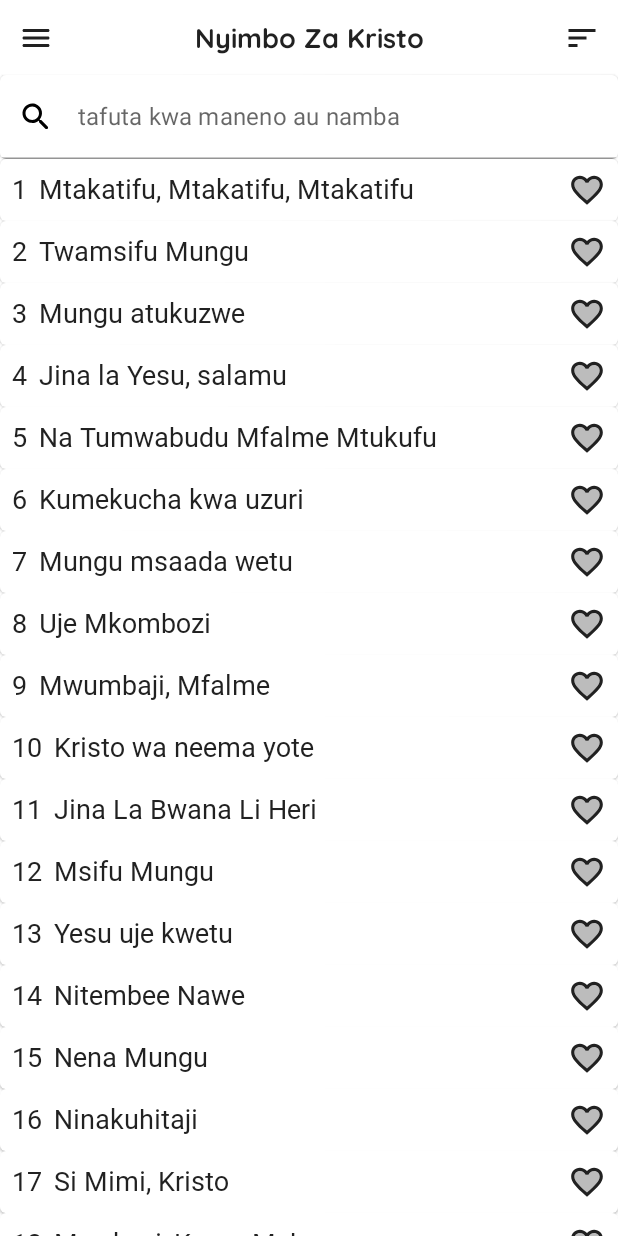
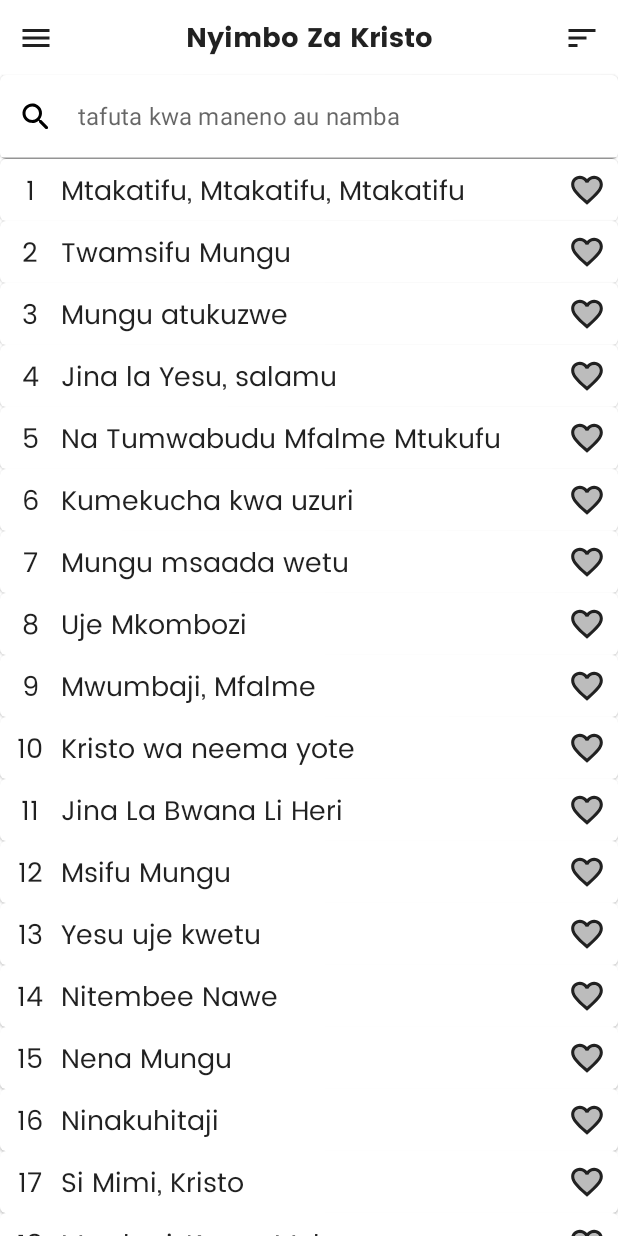
Before and after one commit to mwihechi/NyimboZaKristo, an Android app built with Jetpack Compose: the screen it shows after launch (MainActivity), on a phone screen of 412 x 824 dp. Run offline under Robolectric (Android 15) with nearby library versions, the phone set to English and light mode, and no system bars; our stand-ins replace Dagger/Hilt's generated code, Room's generated code, livedata-compose.

Commit message:
base application

```diff
--- a/app/src/main/java/com/tansoften/nyimbozakristo/screen/AllSongScreen.kt
+++ b/app/src/main/java/com/tansoften/nyimbozakristo/screen/AllSongScreen.kt
@@ -1,18 +1,19 @@
 package com.tansoften.nyimbozakristo.screen
 
+import androidx.compose.foundation.background
 import androidx.compose.foundation.clickable
 import androidx.compose.foundation.layout.*
 import androidx.compose.foundation.lazy.LazyColumn
-import androidx.compose.foundation.lazy.items
+import androidx.compose.foundation.lazy.itemsIndexed
 import androidx.compose.foundation.shape.CircleShape
 import androidx.compose.foundation.text.KeyboardOptions
 import androidx.compose.material.*
 import androidx.compose.material.icons.Icons
+import androidx.compose.material.icons.filled.Menu
 import androidx.compose.material.icons.filled.Sort
 import androidx.compose.material.icons.filled.SortByAlpha
 import androidx.compose.material.icons.rounded.Clear
 import androidx.compose.material.icons.rounded.Favorite
-import androidx.compose.material.icons.rounded.Menu
 import androidx.compose.material.icons.rounded.Search
 import androidx.compose.material.icons.twotone.Favorite
 import androidx.compose.runtime.Composable
@@ -24,6 +25,7 @@ import androidx.compose.runtime.setValue
 import androidx.compose.ui.Alignment
 import androidx.compose.ui.Modifier
 import androidx.compose.ui.graphics.Color
+import androidx.compose.ui.layout.layout
 import androidx.compose.ui.text.input.ImeAction
 import androidx.compose.ui.text.input.KeyboardType
 import androidx.compose.ui.text.style.TextAlign
@@ -35,9 +37,9 @@ import androidx.lifecycle.asLiveData
 import androidx.navigation.NavHostController
 import com.tansoften.nyimbozakristo.DrawerScreens
 import com.tansoften.nyimbozakristo.item.Songs
-import com.tansoften.nyimbozakristo.view_model.SongsViewModel
 import com.tansoften.nyimbozakristo.storage.SortOrder
 import com.tansoften.nyimbozakristo.ui.theme.LikeColor
+import com.tansoften.nyimbozakristo.view_model.SongsViewModel
 
 
 @Composable
@@ -56,8 +58,8 @@ fun AllSongsScreen(
             LazyColumn(
                 verticalArrangement = Arrangement.Center
             ) {
-                items(songs) { song ->
-                    SongsCard(song = song, viewModel = viewModel, navController)
+                itemsIndexed(songs) { index, song ->
+                    SongsCard(song = song, viewModel = viewModel, navController, index= index)
                 }
             }
         }
@@ -69,7 +71,7 @@ fun AppBarAllSong(
     onButtonClicked: () -> Unit,
     viewModel: SongsViewModel
 ) {
-
+    // sort order value
     val sortOrderPreference = viewModel.sortOrderPreferences.asLiveData().observeAsState().value
 
     Row(
@@ -82,11 +84,13 @@ fun AppBarAllSong(
         IconButton(onClick = {
             onButtonClicked()
         }) {
-            Icon(Icons.Rounded.Menu, "Menu")
+            Icon(Icons.Filled.Menu, "Menu")
         }
 
-        Text(text = "Nyimbo Za Kristo", textAlign = TextAlign.Center,
-            style = MaterialTheme.typography.h1)
+        Text(
+            text = "Nyimbo Za Kristo", textAlign = TextAlign.Center,
+            style = MaterialTheme.typography.h1
+        )
 
         if (sortOrderPreference != null) {
             IconButton(onClick = {
@@ -106,12 +110,12 @@ fun AppBarAllSong(
 
 @OptIn(ExperimentalMaterialApi::class)
 @Composable
-fun SongsCard(song: Songs, viewModel: SongsViewModel, navController: NavHostController) {
+fun SongsCard(song: Songs, viewModel: SongsViewModel, navController: NavHostController, index: Int) {
 
     Card(
         modifier = Modifier
             .clickable {
-                navController.navigate(route = DrawerScreens.VerseScreen.passPage(song.songs_id))
+                navController.navigate(route = DrawerScreens.VerseScreen.passPage(index))
             }) {
 
         Row(
@@ -123,7 +127,10 @@ fun SongsCard(song: Songs, viewModel: SongsViewModel, navController: NavHostCont
             Text(
                 text = song.songs_id.toString(),
                 fontSize = 18.sp,
-                textAlign = TextAlign.Center
+                textAlign = TextAlign.Center,
+                modifier = Modifier
+                    .background(MaterialTheme.colors.background, shape = CircleShape)
+                    .badgeLayout()
             )
             Text(
                 text = song.title,
@@ -212,3 +219,17 @@ fun SearchViewText(viewModel: SongsViewModel) {
         )
     }
 }
+
+
+fun Modifier.badgeLayout() =
+    layout { measurable, constraints ->
+        val placeable = measurable.measure(constraints)
+
+        // based on the expectation of only one line of text
+        val minPadding = placeable.height / 4
+
+        val width = maxOf(placeable.width + minPadding, placeable.height)
+        layout(width, placeable.height) {
+            placeable.place((width - placeable.width) / 2, 0)
+        }
+    }
--- a/app/src/main/java/com/tansoften/nyimbozakristo/screen/SettingScreen.kt
+++ b/app/src/main/java/com/tansoften/nyimbozakristo/screen/SettingScreen.kt
@@ -5,6 +5,7 @@ import androidx.compose.foundation.layout.Box
 import androidx.compose.foundation.layout.fillMaxSize
 import androidx.compose.material.Text
 import androidx.compose.runtime.Composable
+import androidx.compose.runtime.livedata.observeAsState
 import androidx.compose.ui.Alignment
 import androidx.compose.ui.Modifier
 import androidx.hilt.navigation.compose.hiltViewModel
@@ -13,6 +14,8 @@ import com.tansoften.nyimbozakristo.view_model.SettingViewModel
 
 @Composable
 fun SettingScreen(viewModel: SettingViewModel = hiltViewModel(), navController: NavController) {
+    val setting = viewModel.fontStylePreferences.observeAsState().value
+
     Box(modifier = Modifier.fillMaxSize(), contentAlignment = Alignment.Center){
         Text(text = "Setting Screen", modifier = Modifier.clickable { navController.popBackStack() })
     }
--- a/app/src/main/java/com/tansoften/nyimbozakristo/ui/theme/Type.kt
+++ b/app/src/main/java/com/tansoften/nyimbozakristo/ui/theme/Type.kt
@@ -14,20 +14,25 @@ val QuickSand = FontFamily(
 )
 
 val Roboto = FontFamily(
-    Font(resId = R.font.roboto_bold),
-    Font(resId = R.font.roboto_bold)
+    Font(resId = R.font.roboto_regular),
+    Font(resId = R.font.roboto_bold, FontWeight.Bold)
+)
+
+val Poppins = FontFamily(
+    Font(resId = R.font.poppins_regular),
+    Font(resId = R.font.poppins_bold, FontWeight.Bold)
 )
 
 // Set of Material typography styles to start with
 val Typography = Typography(
     body1 = TextStyle(
-        fontFamily = QuickSand,
+        fontFamily = Poppins,
         fontWeight = FontWeight.Normal,
         fontSize = 16.sp
     ),
 
     h1 = TextStyle(
-        fontFamily = QuickSand,
+        fontFamily = Poppins,
         fontWeight = FontWeight.Bold,
         fontSize = 18.sp
     ),
--- a/app/src/main/java/com/tansoften/nyimbozakristo/view_model/SettingViewModel.kt
+++ b/app/src/main/java/com/tansoften/nyimbozakristo/view_model/SettingViewModel.kt
@@ -1,11 +1,12 @@
 package com.tansoften.nyimbozakristo.view_model
 
 import androidx.lifecycle.ViewModel
+import androidx.lifecycle.asLiveData
 import com.tansoften.nyimbozakristo.storage.PreferencesManager
 import dagger.hilt.android.lifecycle.HiltViewModel
 import javax.inject.Inject
 
 @HiltViewModel
 class SettingViewModel @Inject constructor(preferencesManager: PreferencesManager) : ViewModel() {
-    val sortOrderPreferences = preferencesManager.preferencesFlow
+    val fontStylePreferences = preferencesManager.fontPreferencesFlow.asLiveData()
 }
```
Also changed, not shown: app/src/main/java/com/tansoften/nyimbozakristo/screen/LovedSongs.kt (+8 -4 lines), app/src/main/java/com/tansoften/nyimbozakristo/screen/VerseScreen.kt (+52 -9 lines), app/src/main/res/font/poppins_bold.ttf (added), app/src/main/res/font/poppins_regular.ttf (added), app/src/main/res/font/quicksand_regular.ttf (added).
